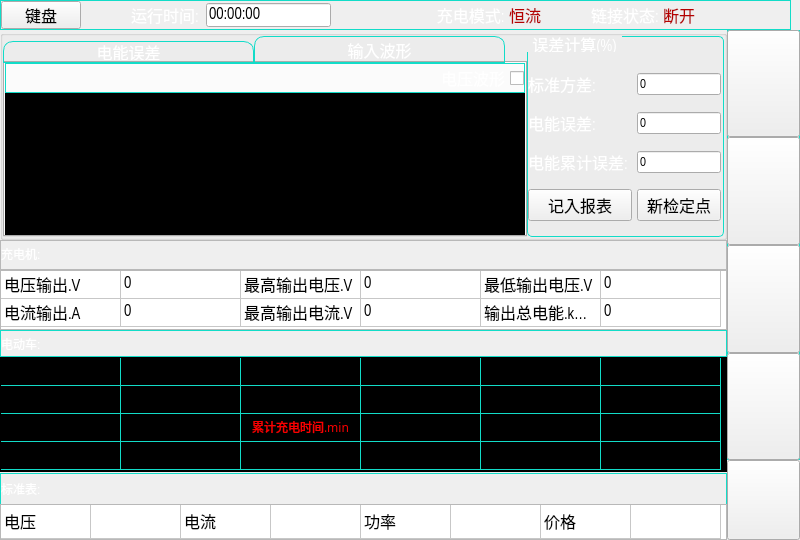
The window that mainwidget.ui (jingzhesiye/9-0-2) describes before a commit, drawn with Qt 5.
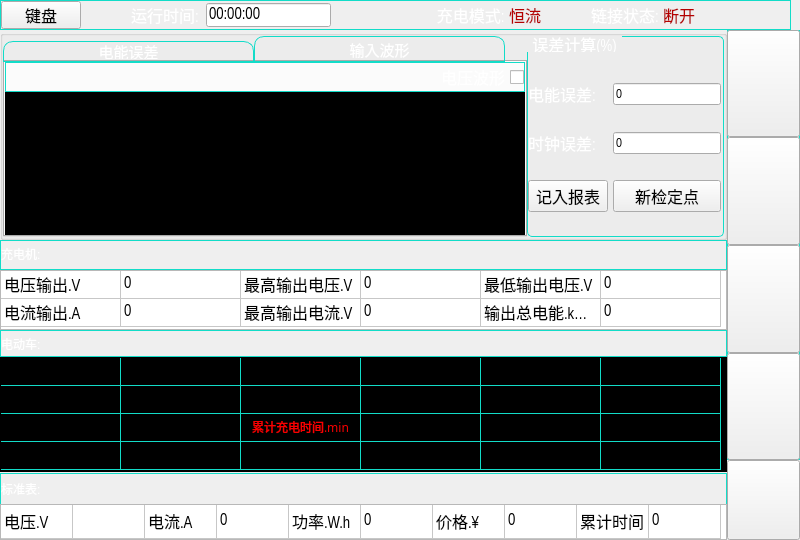
The same window after the commit. Icons and pictures are not drawn. Custom widgets are drawn as their Qt base class.

Patch:
```diff
--- a/mainwidget.ui
+++ b/mainwidget.ui
@@ -391,7 +391,7 @@
           </font>
          </property>
          <property name="styleSheet">
-          <string notr="true">#RSMV_wave_Frame_4
+          <string notr="true">#charger_RS_Frame
 {
  border: 1px solid rgb(18, 220, 200);
     background: qlineargradient(spread:reflect,
@@ -564,188 +564,6 @@
           <property name="spacing">
            <number>0</number>
           </property>
-          <item row="0" column="1">
-           <widget class="QGroupBox" name="groupBox_2">
-            <property name="sizePolicy">
-             <sizepolicy hsizetype="Minimum" vsizetype="Minimum">
-              <horstretch>0</horstretch>
-              <verstretch>0</verstretch>
-             </sizepolicy>
-            </property>
-            <property name="minimumSize">
-             <size>
-              <width>0</width>
-              <height>75</height>
-             </size>
-            </property>
-            <property name="maximumSize">
-             <size>
-              <width>197</width>
-              <height>221</height>
-             </size>
-            </property>
-            <property name="font">
-             <font>
-              <family>Arial Narrow</family>
-              <pointsize>12</pointsize>
-             </font>
-            </property>
-            <property name="styleSheet">
-             <string notr="true"> QGroupBox::title {
-     subcontrol-origin: margin;
-
-     padding: 0 3px;
-	 color: rgb(255, 255, 255);
-
-
- }
-
- QGroupBox {
-    border: 1px solid rgb(18, 220, 200);
-    border-radius: 5px;
-    margin-top: 0ex; /* leave space at the top for the title */
-    background-color: qlineargradient(x1: 0, y1: 0, x2: 0, y2: 1,
-                     stop:0 rgba(7, 85, 75, 255),
-                     stop:1 rgba(10, 100, 75, 255));
- }
-</string>
-            </property>
-            <property name="title">
-             <string>误差计算(%)</string>
-            </property>
-            <property name="alignment">
-             <set>Qt::AlignBottom|Qt::AlignLeading|Qt::AlignLeft</set>
-            </property>
-            <layout class="QGridLayout" name="gridLayout_23">
-             <property name="leftMargin">
-              <number>0</number>
-             </property>
-             <property name="topMargin">
-              <number>25</number>
-             </property>
-             <property name="rightMargin">
-              <number>2</number>
-             </property>
-             <property name="bottomMargin">
-              <number>2</number>
-             </property>
-             <property name="spacing">
-              <number>5</number>
-             </property>
-             <item row="1" column="0">
-              <widget class="QLabel" name="RSMV_energy_ES_PE_Label">
-               <property name="font">
-                <font>
-                 <family>Arial Narrow</family>
-                 <pointsize>12</pointsize>
-                </font>
-               </property>
-               <property name="styleSheet">
-                <string notr="true">color: rgb(255, 255, 255);</string>
-               </property>
-               <property name="text">
-                <string>电能误差: </string>
-               </property>
-              </widget>
-             </item>
-             <item row="3" column="1">
-              <widget class="QLineEdit" name="RSMV_energy_error_LnEdit">
-               <property name="font">
-                <font>
-                 <family>Arial Narrow</family>
-                 <pointsize>10</pointsize>
-                </font>
-               </property>
-               <property name="text">
-                <string>0</string>
-               </property>
-              </widget>
-             </item>
-             <item row="3" column="0">
-              <widget class="QLabel" name="RSMV_energy_error_Label">
-               <property name="font">
-                <font>
-                 <family>Arial Narrow</family>
-                 <pointsize>12</pointsize>
-                </font>
-               </property>
-               <property name="styleSheet">
-                <string notr="true">color: rgb(255, 255, 255);</string>
-               </property>
-               <property name="text">
-                <string>电能累计误差: </string>
-               </property>
-              </widget>
-             </item>
-             <item row="0" column="0">
-              <widget class="QLabel" name="RSMV_energy_ESTD_Label">
-               <property name="font">
-                <font>
-                 <family>Arial Narrow</family>
-                 <pointsize>12</pointsize>
-                </font>
-               </property>
-               <property name="styleSheet">
-                <string notr="true">color: rgb(255, 255, 255);</string>
-               </property>
-               <property name="text">
-                <string>标准方差: </string>
-               </property>
-              </widget>
-             </item>
-             <item row="1" column="1">
-              <widget class="QLineEdit" name="RSMV_energy_ES_PE_LnEdit">
-               <property name="font">
-                <font>
-                 <family>Arial Narrow</family>
-                 <pointsize>10</pointsize>
-                </font>
-               </property>
-               <property name="text">
-                <string>0</string>
-               </property>
-              </widget>
-             </item>
-             <item row="0" column="1">
-              <widget class="QLineEdit" name="RSMV_energy_ESTD_LnEdit">
-               <property name="font">
-                <font>
-                 <family>Arial Narrow</family>
-                 <pointsize>10</pointsize>
-                </font>
-               </property>
-               <property name="text">
-                <string>0</string>
-               </property>
-              </widget>
-             </item>
-             <item row="4" column="0">
-              <widget class="QPushButton" name="RSMV_energy_from_PsBtn">
-               <property name="font">
-                <font>
-                 <pointsize>12</pointsize>
-                </font>
-               </property>
-               <property name="text">
-                <string>记入报表</string>
-               </property>
-              </widget>
-             </item>
-             <item row="4" column="1">
-              <widget class="QPushButton" name="serPort_EVT_PsBtn">
-               <property name="font">
-                <font>
-                 <pointsize>12</pointsize>
-                </font>
-               </property>
-               <property name="text">
-                <string>新检定点</string>
-               </property>
-              </widget>
-             </item>
-            </layout>
-           </widget>
-          </item>
           <item row="0" column="0">
            <widget class="QTabWidget" name="tabWidget">
             <property name="sizePolicy">
@@ -763,7 +581,7 @@
             <property name="font">
              <font>
               <family>Arial Narrow</family>
-              <pointsize>12</pointsize>
+              <pointsize>11</pointsize>
              </font>
             </property>
             <property name="styleSheet">
@@ -799,6 +617,12 @@
             <property name="currentIndex">
              <number>1</number>
             </property>
+            <property name="iconSize">
+             <size>
+              <width>16</width>
+              <height>16</height>
+             </size>
+            </property>
             <widget class="QWidget" name="tab_1">
              <property name="sizePolicy">
               <sizepolicy hsizetype="Minimum" vsizetype="Preferred">
@@ -1075,6 +899,159 @@
             </widget>
            </widget>
           </item>
+          <item row="0" column="1">
+           <widget class="QGroupBox" name="ES_GpBox">
+            <property name="sizePolicy">
+             <sizepolicy hsizetype="Minimum" vsizetype="Minimum">
+              <horstretch>0</horstretch>
+              <verstretch>0</verstretch>
+             </sizepolicy>
+            </property>
+            <property name="minimumSize">
+             <size>
+              <width>0</width>
+              <height>75</height>
+             </size>
+            </property>
+            <property name="maximumSize">
+             <size>
+              <width>197</width>
+              <height>221</height>
+             </size>
+            </property>
+            <property name="font">
+             <font>
+              <family>Arial Narrow</family>
+              <pointsize>12</pointsize>
+             </font>
+            </property>
+            <property name="styleSheet">
+             <string notr="true"> QGroupBox::title {
+     subcontrol-origin: margin;
+
+     padding: 0 3px;
+	 color: rgb(255, 255, 255);
+
+
+ }
+
+ QGroupBox {
+    border: 1px solid rgb(18, 220, 200);
+    border-radius: 5px;
+    margin-top: 0ex; /* leave space at the top for the title */
+    background-color: qlineargradient(x1: 0, y1: 0, x2: 0, y2: 1,
+                     stop:0 rgba(7, 85, 75, 255),
+                     stop:1 rgba(10, 100, 75, 255));
+ }
+</string>
+            </property>
+            <property name="title">
+             <string>误差计算(%)</string>
+            </property>
+            <property name="alignment">
+             <set>Qt::AlignBottom|Qt::AlignLeading|Qt::AlignLeft</set>
+            </property>
+            <layout class="QGridLayout" name="gridLayout_23">
+             <property name="leftMargin">
+              <number>0</number>
+             </property>
+             <property name="topMargin">
+              <number>25</number>
+             </property>
+             <property name="rightMargin">
+              <number>2</number>
+             </property>
+             <property name="bottomMargin">
+              <number>2</number>
+             </property>
+             <property name="spacing">
+              <number>5</number>
+             </property>
+             <item row="0" column="0">
+              <widget class="QLabel" name="ES_PE_Label">
+               <property name="font">
+                <font>
+                 <family>Arial Narrow</family>
+                 <pointsize>12</pointsize>
+                </font>
+               </property>
+               <property name="styleSheet">
+                <string notr="true">color: rgb(255, 255, 255);</string>
+               </property>
+               <property name="text">
+                <string>电能误差: </string>
+               </property>
+              </widget>
+             </item>
+             <item row="2" column="1">
+              <widget class="QLineEdit" name="ES_TE_LnEdit">
+               <property name="font">
+                <font>
+                 <family>Arial Narrow</family>
+                 <pointsize>10</pointsize>
+                </font>
+               </property>
+               <property name="text">
+                <string>0</string>
+               </property>
+              </widget>
+             </item>
+             <item row="2" column="0">
+              <widget class="QLabel" name="ES_TE_Label">
+               <property name="font">
+                <font>
+                 <family>Arial Narrow</family>
+                 <pointsize>12</pointsize>
+                </font>
+               </property>
+               <property name="styleSheet">
+                <string notr="true">color: rgb(255, 255, 255);</string>
+               </property>
+               <property name="text">
+                <string>时钟误差: </string>
+               </property>
+              </widget>
+             </item>
+             <item row="0" column="1">
+              <widget class="QLineEdit" name="ES_PE_LnEdit">
+               <property name="font">
+                <font>
+                 <family>Arial Narrow</family>
+                 <pointsize>10</pointsize>
+                </font>
+               </property>
+               <property name="text">
+                <string>0</string>
+               </property>
+              </widget>
+             </item>
+             <item row="3" column="0">
+              <widget class="QPushButton" name="ES_from_PsBtn">
+               <property name="font">
+                <font>
+                 <pointsize>12</pointsize>
+                </font>
+               </property>
+               <property name="text">
+                <string>记入报表</string>
+               </property>
+              </widget>
+             </item>
+             <item row="3" column="1">
+              <widget class="QPushButton" name="ES_serPort_PsBtn">
+               <property name="font">
+                <font>
+                 <pointsize>12</pointsize>
+                </font>
+               </property>
+               <property name="text">
+                <string>新检定点</string>
+               </property>
+              </widget>
+             </item>
+            </layout>
+           </widget>
+          </item>
          </layout>
          <zorder>tabWidget</zorder>
          <zorder>groupBox_2</zorder>
@@ -1183,7 +1160,7 @@
           <bool>false</bool>
          </attribute>
          <attribute name="horizontalHeaderDefaultSectionSize">
-          <number>90</number>
+          <number>72</number>
          </attribute>
          <attribute name="verticalHeaderVisible">
           <bool>false</bool>
@@ -1236,24 +1213,64 @@
            <string>新建列</string>
           </property>
          </column>
+         <column>
+          <property name="text">
+           <string>新建列</string>
+          </property>
+         </column>
+         <column>
+          <property name="text">
+           <string>新建列</string>
+          </property>
+         </column>
          <item row="0" column="0">
           <property name="text">
-           <string>电压</string>
+           <string>电压.V</string>
+          </property>
+         </item>
+         <item row="0" column="1">
+          <property name="text">
+           <string/>
           </property>
          </item>
          <item row="0" column="2">
           <property name="text">
-           <string>电流</string>
+           <string>电流.A</string>
+          </property>
+         </item>
+         <item row="0" column="3">
+          <property name="text">
+           <string>0</string>
           </property>
          </item>
          <item row="0" column="4">
           <property name="text">
-           <string>功率</string>
+           <string>功率.W.h</string>
+          </property>
+         </item>
+         <item row="0" column="5">
+          <property name="text">
+           <string>0</string>
           </property>
          </item>
          <item row="0" column="6">
           <property name="text">
-           <string>价格</string>
+           <string>价格.¥</string>
+          </property>
+         </item>
+         <item row="0" column="7">
+          <property name="text">
+           <string>0</string>
+          </property>
+         </item>
+         <item row="0" column="8">
+          <property name="text">
+           <string>累计时间</string>
+          </property>
+         </item>
+         <item row="0" column="9">
+          <property name="text">
+           <string>0</string>
           </property>
          </item>
         </widget>
```
Left out of the diff: 628 changed lines with no effect on the pictures.
